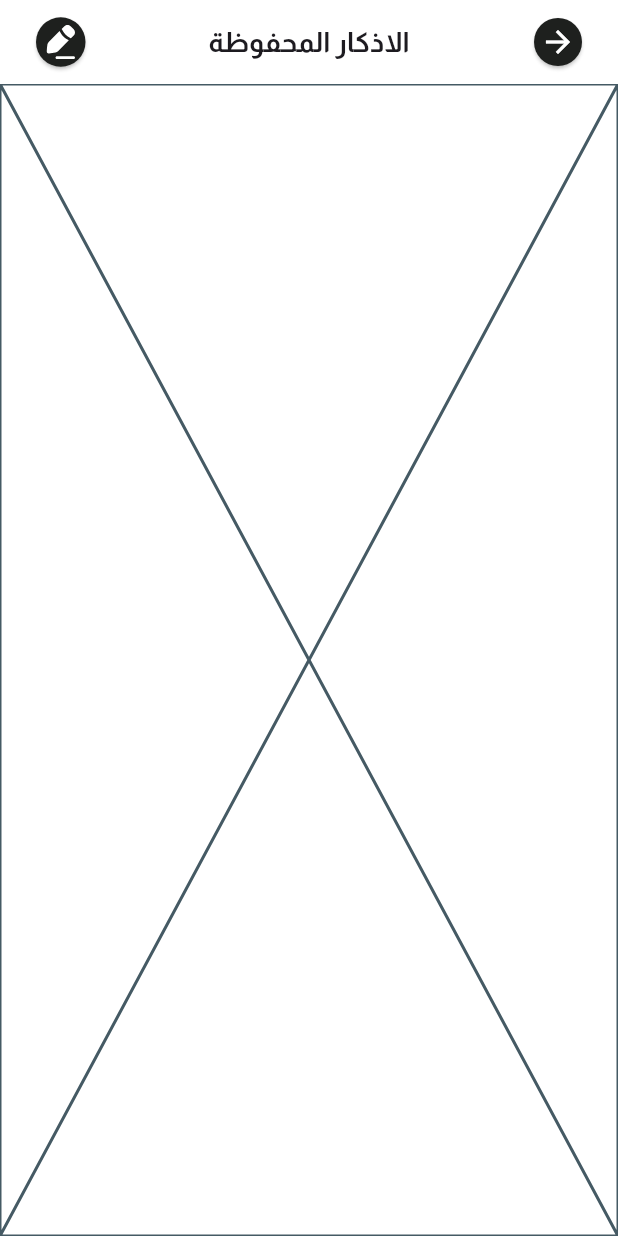
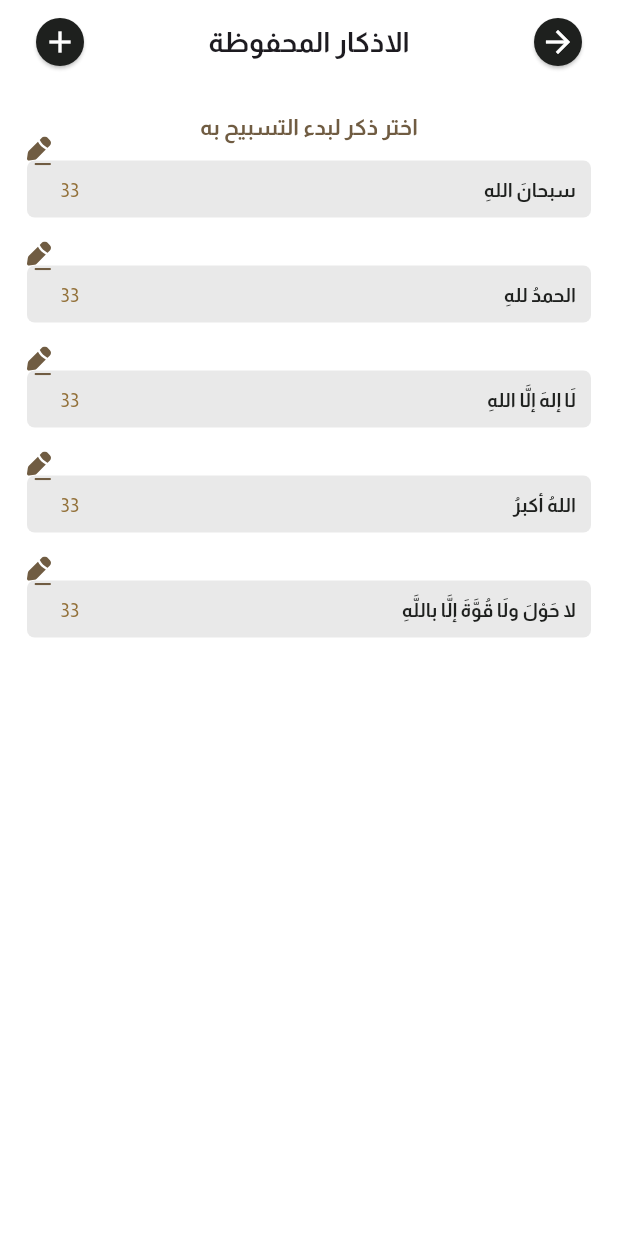
Before and after one commit to gelkomyy/fazakir, a Flutter app: the SavedAzkarView screen opened by its route, on a phone screen of 412 x 824 dp. Run offline on Flutter 3.47's test engine with Material 3 defaults, Android fonts, the phone set to English and light mode, and no system bars; drawn by our look-alikes of flutter_bounceable; our stand-ins replace adhan, cached_network_image, flutter_bloc, flutter_compass, flutter_svg, geolocator and 4 more; missing offline and left inert: flutter_inappwebview, hadith; accounts and stored records are empty; project files that could hold a hidden picture were left out.

Commit message:
Refactor Sebha feature UI and data layer
- Updated the UI of the Saved Azkar screen to display a list of saved zikrs
- Added a dialog to add new zikrs to the list
- Refactored the SebhaZikrRepository class to remove duplicates when adding new zikrs
- Created a ManageSebhaZikrCubit to manage the state of the Saved Azkar screen
- Added a default list of zikrs to be displayed on first launch
- Updated the CustomTextField widget to CustomSearchTextField and added a search icon suffix
- Created a CustomFormTextField widget for consistent form field styling
- Updated the HomeViewBodyHeader widget to use the new CustomSearchTextField widget.

```diff
--- a/lib/Features/home/presentation/views/widgets/home_view_body_header.dart
+++ b/lib/Features/home/presentation/views/widgets/home_view_body_header.dart
@@ -1,6 +1,6 @@
 import 'package:fazakir/core/utils/app_assets.dart';
 import 'package:fazakir/core/utils/app_font_styles.dart';
-import 'package:fazakir/core/widgets/custom_text_field.dart';
+import 'package:fazakir/core/widgets/custom_search_text_field.dart';
 import 'package:fazakir/generated/l10n.dart';
 import 'package:flutter/material.dart';
 import 'package:flutter_svg/flutter_svg.dart';
@@ -52,7 +52,7 @@ class HomeViewBodyHeader extends StatelessWidget {
                 SizedBox(
                   width: MediaQuery.sizeOf(context).width * 0.5,
                   height: 36,
-                  child: CustomTextField(
+                  child: CustomSearchTextField(
                     hintText: txt.search_mention_or_reciter,
                   ),
                 ),
--- a/lib/Features/sebha/data/repos/sebha_zikr_repo.dart
+++ b/lib/Features/sebha/data/repos/sebha_zikr_repo.dart
@@ -3,29 +3,52 @@ import 'package:fazakir/core/utils/func/get_it_setup.dart';
 import 'package:shared_preferences/shared_preferences.dart';
 import 'dart:convert';
 
-class SebhaZikrRepository {
+class SebhaZikrRepo {
   static const String _zikrKey = 'sebha_zikr';
 
   static Future<void> addZikr(SebhaZikrModel zikrModel) async {
     final SharedPreferences prefs = getIt<SharedPreferences>();
     final List<String> storedZikrs = prefs.getStringList(_zikrKey) ?? [];
 
-    // Convert the model to JSON and add to the list
-    storedZikrs.add(jsonEncode(zikrModel.toJson()));
+    // Check for duplicates before adding
+    bool exists = storedZikrs.any((jsonString) {
+      final Map<String, dynamic> json = jsonDecode(jsonString);
+      return json['zikr'] == zikrModel.zikr && json['count'] == zikrModel.count;
+    });
 
-    // Save the updated list back to shared preferences
-    await prefs.setStringList(_zikrKey, storedZikrs);
+    if (!exists) {
+      // Convert the model to JSON and add to the list
+      storedZikrs.add(jsonEncode(zikrModel.toJson()));
+
+      // Save the updated list back to shared preferences
+      await prefs.setStringList(_zikrKey, storedZikrs);
+    }
   }
 
-  static Future<List<SebhaZikrModel>> getZikrs() async {
+  static List<SebhaZikrModel> getZikrs() {
     final SharedPreferences prefs = getIt<SharedPreferences>();
     final List<String> storedZikrs = prefs.getStringList(_zikrKey) ?? [];
 
     // Convert the JSON strings back to SebhaZikrModel instances
-    return storedZikrs.map((jsonString) {
+    List<SebhaZikrModel> zikrModels = storedZikrs.map((jsonString) {
       final Map<String, dynamic> json = jsonDecode(jsonString);
       return SebhaZikrModel.fromJson(json);
     }).toList();
+
+    // Create a Set to hold unique combinations of zikr and count
+    final uniqueZikrs = <String, SebhaZikrModel>{};
+
+    for (var zikrModel in zikrModels) {
+      // Use a combination of zikr and count as the key
+      final key = '${zikrModel.zikr}-${zikrModel.count}';
+      // Add to the map if not already present
+      if (!uniqueZikrs.containsKey(key)) {
+        uniqueZikrs[key] = zikrModel;
+      }
+    }
+
+    // Return the unique values as a list
+    return uniqueZikrs.values.toList();
   }
 
   static Future<void> updateZikr(int id, SebhaZikrModel zikrModel) async {
--- /dev/null
+++ b/lib/Features/sebha/presentation/manager/cubits/manage_sebha_zikr_cubit/manage_sebha_zikr_cubit.dart
@@ -0,0 +1,70 @@
+import 'package:fazakir/Features/sebha/data/models/sebha_zikr_model.dart';
+import 'package:fazakir/Features/sebha/data/repos/sebha_zikr_repo.dart';
+import 'package:flutter/material.dart';
+import 'package:flutter_bloc/flutter_bloc.dart';
+
+part 'manage_sebha_zikr_state.dart';
+
+class ManageSebhaZikrCubit extends Cubit<ManageSebhaZikrState> {
+  ManageSebhaZikrCubit() : super(ManageSebhaZikrInitial());
+  final GlobalKey<FormState> formKeyAdd = GlobalKey<FormState>();
+  final GlobalKey<FormState> formKeyEdit = GlobalKey<FormState>();
+  final TextEditingController textAddZikr = TextEditingController();
+  final TextEditingController textAddZikrCount = TextEditingController();
+  final TextEditingController textEditZikr = TextEditingController();
+  final TextEditingController textEditZikrCount = TextEditingController();
+
+  void getSebhaZikr() {
+    emit(ManageSebhaZikrLoading());
+    final List<SebhaZikrModel> data = SebhaZikrRepo.getZikrs();
+    emit(GetAzkarSuccess(azkar: data));
+  }
+
+  Future<void> addSebhaZikr(SebhaZikrModel zikrModel) async {
+    emit(ManageSebhaZikrLoading());
+    await SebhaZikrRepo.addZikr(zikrModel);
+    getSebhaZikr();
+  }
+
+  Future<void> addDefaultSebhaZikr() async {
+    final List<SebhaZikrModel> defaultZikrs = [
+      SebhaZikrModel(
+        zikr: 'سبحانَ اللهِ',
+        count: 33,
+      ),
+      SebhaZikrModel(
+        zikr: 'الحمدُ للهِ',
+        count: 33,
+      ),
+      SebhaZikrModel(
+        zikr: 'لَا إلهَ إلَّا اللهِ',
+        count: 33,
+      ),
+      SebhaZikrModel(
+        zikr: 'اللهُ أكبرُ',
+        count: 33,
+      ),
+      SebhaZikrModel(
+        zikr: 'لا حَوْلَ ولَا قُوَّةَ إلَّا باللَّهِ',
+        count: 33,
+      ),
+    ];
+    emit(ManageSebhaZikrLoading());
+    for (var zikr in defaultZikrs) {
+      await SebhaZikrRepo.addZikr(zikr);
+    }
+    getSebhaZikr();
+  }
+
+  Future<void> updateSebhaZikr(SebhaZikrModel zikrModel) async {
+    emit(ManageSebhaZikrLoading());
+    await SebhaZikrRepo.updateZikr(zikrModel.id, zikrModel);
+    getSebhaZikr();
+  }
+
+  Future<void> deleteSebhaZikr(int id) async {
+    emit(ManageSebhaZikrLoading());
+    await SebhaZikrRepo.deleteZikr(id);
+    getSebhaZikr();
+  }
+}
--- /dev/null
+++ b/lib/Features/sebha/presentation/manager/cubits/manage_sebha_zikr_cubit/manage_sebha_zikr_state.dart
@@ -0,0 +1,18 @@
+part of 'manage_sebha_zikr_cubit.dart';
+
+@immutable
+sealed class ManageSebhaZikrState {}
+
+final class ManageSebhaZikrInitial extends ManageSebhaZikrState {}
+
+final class ManageSebhaZikrLoading extends ManageSebhaZikrState {}
+
+final class GetAzkarFailure extends ManageSebhaZikrState {
+  final String message;
+  GetAzkarFailure({required this.message});
+}
+
+final class GetAzkarSuccess extends ManageSebhaZikrState {
+  final List<SebhaZikrModel> azkar;
+  GetAzkarSuccess({required this.azkar});
+}
--- a/lib/Features/sebha/presentation/views/saved_azkar_view.dart
+++ b/lib/Features/sebha/presentation/views/saved_azkar_view.dart
@@ -1,10 +1,11 @@
+import 'package:fazakir/Features/sebha/presentation/manager/cubits/manage_sebha_zikr_cubit/manage_sebha_zikr_cubit.dart';
+import 'package:fazakir/Features/sebha/presentation/views/widgets/add_zikr_dialog.dart';
 import 'package:fazakir/Features/sebha/presentation/views/widgets/saved_azkar_view_body.dart';
-import 'package:fazakir/core/utils/app_assets.dart';
 import 'package:fazakir/core/utils/app_colors.dart';
 import 'package:fazakir/core/utils/app_font_styles.dart';
 import 'package:flutter/material.dart';
+import 'package:flutter_bloc/flutter_bloc.dart';
 import 'package:flutter_bounceable/flutter_bounceable.dart';
-import 'package:flutter_svg/svg.dart';
 
 class SavedAzkarView extends StatelessWidget {
   const SavedAzkarView({super.key});
@@ -13,7 +14,9 @@ class SavedAzkarView extends StatelessWidget {
 
   @override
   Widget build(BuildContext context) {
-    return Scaffold(
+    return BlocProvider(
+      create: (context) => ManageSebhaZikrCubit()..addDefaultSebhaZikr(),
+      child: Scaffold(
         appBar: AppBar(
           title: Text(
             'الاذكار المحفوظة',
@@ -22,24 +25,20 @@ class SavedAzkarView extends StatelessWidget {
           centerTitle: true,
           actions: [
             Bounceable(
-            child: Card(
+              child: const Card(
                 color: AppColors.textBlackColor,
-              shape: const CircleBorder(),
-              margin: const EdgeInsetsDirectional.only(end: 24),
+                shape: CircleBorder(),
+                margin: EdgeInsetsDirectional.only(end: 24),
                 child: Padding(
-                padding: const EdgeInsets.all(7),
-                child: SvgPicture.asset(
-                  Assets.assetsImagesEditIconSvg,
-                  width: 19,
-                  colorFilter: const ColorFilter.mode(
-                    Colors.white,
-                    BlendMode.srcIn,
-                  ),
+                  padding: EdgeInsets.all(4),
+                  child: Icon(
+                    Icons.add_outlined,
+                    color: Colors.white,
                   ),
                 ),
               ),
               onTap: () {
-              Navigator.pop(context);
+                showAddZikrDialog(context);
               },
             ),
           ],
@@ -62,6 +61,7 @@ class SavedAzkarView extends StatelessWidget {
         body: const SafeArea(
           child: SavedAzkarViewBody(),
         ),
+      ),
     );
   }
 }
--- a/lib/Features/sebha/presentation/views/widgets/saved_azkar_view_body.dart
+++ b/lib/Features/sebha/presentation/views/widgets/saved_azkar_view_body.dart
@@ -1,10 +1,57 @@
+import 'package:fazakir/Features/sebha/presentation/manager/cubits/manage_sebha_zikr_cubit/manage_sebha_zikr_cubit.dart';
+import 'package:fazakir/Features/sebha/presentation/views/widgets/empty_zikr_state_widget.dart';
+import 'package:fazakir/Features/sebha/presentation/views/widgets/sebha_zikr_item.dart';
+import 'package:fazakir/core/utils/app_colors.dart';
+import 'package:fazakir/core/utils/app_font_styles.dart';
 import 'package:flutter/material.dart';
+import 'package:flutter_bloc/flutter_bloc.dart';
 
 class SavedAzkarViewBody extends StatelessWidget {
   const SavedAzkarViewBody({super.key});
 
   @override
   Widget build(BuildContext context) {
-    return const Placeholder();
+    return Padding(
+      padding: const EdgeInsets.all(18),
+      child: BlocBuilder<ManageSebhaZikrCubit, ManageSebhaZikrState>(
+        builder: (context, state) {
+          if (state is GetAzkarSuccess) {
+            final zikrs = state.azkar;
+            if (zikrs.isEmpty) {
+              return const EmptyZikrStateWidget();
+            }
+            return ListView.builder(
+              clipBehavior: Clip.none,
+              itemCount: zikrs.length,
+              itemBuilder: (BuildContext context, int index) {
+                return Column(
+                  children: [
+                    if (index == 0)
+                      Padding(
+                        padding: const EdgeInsets.only(bottom: 12),
+                        child: Text(
+                          'اختر ذكر لبدء التسبيح به',
+                          style: AppFontStyles.styleBold16(context)
+                              .copyWith(color: AppColors.primaryColor),
+                        ),
+                      ),
+                    Padding(
+                      padding: EdgeInsetsDirectional.only(
+                          bottom: index + 1 == zikrs.length ? 0 : 32),
+                      child: SebhaZikrItem(zikr: zikrs[index]),
+                    ),
+                  ],
+                );
+              },
+            );
+          } else if (state is ManageSebhaZikrLoading) {
+            return const Center(
+              child: CircularProgressIndicator.adaptive(),
+            );
+          }
+          return const EmptyZikrStateWidget();
+        },
+      ),
+    );
   }
 }
--- /dev/null
+++ b/lib/Features/sebha/presentation/views/widgets/sebha_zikr_item.dart
@@ -0,0 +1,74 @@
+import 'package:fazakir/Features/sebha/data/models/sebha_zikr_model.dart';
+import 'package:fazakir/core/utils/app_assets.dart';
+import 'package:fazakir/core/utils/app_colors.dart';
+import 'package:fazakir/core/utils/app_font_styles.dart';
+import 'package:flutter/material.dart';
+import 'package:flutter_bounceable/flutter_bounceable.dart';
+import 'package:flutter_svg/svg.dart';
+
+class SebhaZikrItem extends StatelessWidget {
+  const SebhaZikrItem({
+    super.key,
+    required this.zikr,
+  });
+
+  final SebhaZikrModel zikr;
+
+  @override
+  Widget build(BuildContext context) {
+    return Stack(
+      alignment: AlignmentDirectional.topEnd,
+      clipBehavior: Clip.none,
+      children: [
+        Bounceable(
+          onTap: () {},
+          child: Container(
+            width: double.infinity,
+            padding: const EdgeInsetsDirectional.only(
+              top: 10,
+              end: 22,
+              start: 10,
+              bottom: 10,
+            ),
+            decoration: ShapeDecoration(
+              color: const Color(0x51BBBBBB),
+              shape: RoundedRectangleBorder(
+                  borderRadius: BorderRadius.circular(5)),
+            ),
+            child: Row(
+              mainAxisSize: MainAxisSize.min,
+              mainAxisAlignment: MainAxisAlignment.spaceBetween,
+              crossAxisAlignment: CrossAxisAlignment.center,
+              children: [
+                Text(
+                  zikr.zikr,
+                  style: AppFontStyles.styleBold14(context),
+                ),
+                Text(
+                  zikr.count.toString(),
+                  style: AppFontStyles.styleRegular14(context)
+                      .copyWith(color: AppColors.primarySwatch.shade400),
+                ),
+              ],
+            ),
+          ),
+        ),
+        Positioned(
+          top: -16,
+          child: Bounceable(
+            scaleFactor: 0.5,
+            onTap: () {},
+            child: SvgPicture.asset(
+              Assets.assetsImagesEditIconSvg,
+              width: 16,
+              colorFilter: const ColorFilter.mode(
+                AppColors.primaryColor,
+                BlendMode.srcIn,
+              ),
+            ),
+          ),
+        ),
+      ],
+    );
+  }
+}
--- a/lib/core/widgets/custom_text_field.dart
+++ b/lib/core/widgets/custom_search_text_field.dart
@@ -4,14 +4,14 @@ import 'package:fazakir/core/utils/app_font_styles.dart';
 import 'package:flutter/material.dart';
 import 'package:flutter_svg/flutter_svg.dart';
 
-class CustomTextField extends StatelessWidget {
-  const CustomTextField({super.key, required this.hintText});
+class CustomSearchTextField extends StatelessWidget {
+  const CustomSearchTextField({super.key, required this.hintText});
   final String hintText;
   @override
   Widget build(BuildContext context) {
     return TextField(
       cursorColor: AppColors.primaryColor,
-      style: AppFontStyles.styleRegular11(context).copyWith(),
+      style: AppFontStyles.styleRegular11(context),
       decoration: InputDecoration(
         contentPadding: const EdgeInsets.symmetric(
           horizontal: 10,
```
Also changed, not shown: lib/Features/sebha/presentation/views/widgets/add_zikr_dialog.dart (added, +66 -0 lines), lib/Features/sebha/presentation/views/widgets/empty_zikr_state_widget.dart (added, +33 -0 lines), lib/core/widgets/custom_form_text_field.dart (added, +59 -0 lines). Lines whose indentation alone changed are shown as unchanged.
